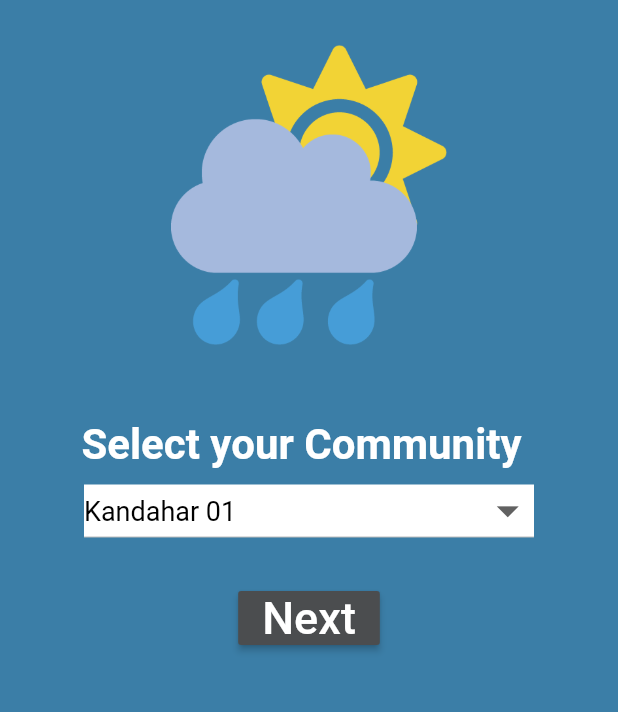
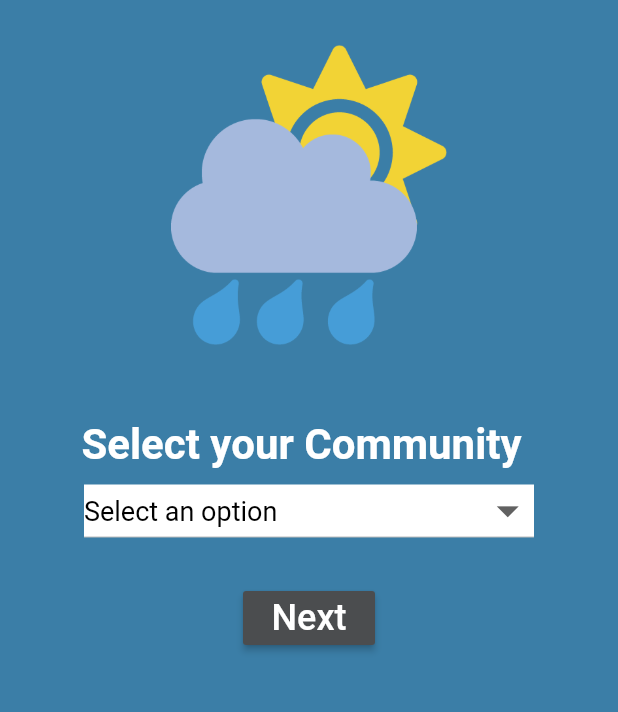
Before and after one commit to DiegoMG7/Weather-App, a Flutter app: the screen it shows after launch, after a tap on "Next", on a phone screen of 412 x 824 dp, the part 153-865 px from its top. Run offline on Flutter 3.47's test engine with Material 2 defaults, Android fonts, the phone set to English and light mode, and no system bars; our stand-ins replace flutter_svg, timezone, toast; Roboto replaces fonts that are missing (SourceSansPro-SemiBold).

Commit message:
Implemented new communities, fixed errors

```diff
--- a/lib/about.dart
+++ b/lib/about.dart
@@ -14,7 +14,7 @@ class _AboutState extends State<About> {
   void _launchURL() async {
     final Uri params = Uri(
       scheme: 'mailto',
-      path: 'glewis@developmentmonitors.com',
+      path: 'Support@developmentmonitors.com',
       query: 'subject=Community Weatherboard App Feedback&body= please write your feedback here',
     );
     var url = params.toString();
@@ -50,7 +50,7 @@ class _AboutState extends State<About> {
             Padding(
               padding: const EdgeInsets.fromLTRB(0.0,0.0,0.0,0.0),
               child: new InkWell(
-                child: new Text('glewis@developmentmonitors.com',style: TextStyle(color: Colors.blueAccent,fontSize: 18),),
+                child: new Text('Support@developmentmonitors.com',style: TextStyle(color: Colors.blueAccent,fontSize: 18),),
                   onTap: () => _launchURL(),
               )
             ),
--- a/lib/services/time.dart
+++ b/lib/services/time.dart
@@ -1,6 +1,5 @@
 import 'package:timezone/data/latest_all.dart' as tz;
 import 'package:timezone/timezone.dart' as tz;
-import 'package:intl/intl.dart';
 
 class TimeHelper{
 
@@ -12,10 +11,5 @@ class TimeHelper{
     tz.initializeTimeZones();
     var wsTime = new tz.TZDateTime.from(DateTime.now(), tz.getLocation(timeZone));
     return wsTime;
-    /*
-    var dateConverted = (DateFormat('EEEE d MMM, yyyy').format(wsTime));
-    print(dateConverted);
-    return dateConverted;
-     */
   }
 }
--- a/lib/start.dart
+++ b/lib/start.dart
@@ -18,7 +18,7 @@ class Start extends StatefulWidget {
 }
 
 class _StartState extends State<Start> {
-  String dropdownValue = 'Kandahar 01';
+  String dropdownValue = 'Select an option';
   String selectionValue;
 
   void getData(String valueWS) async {
@@ -27,13 +27,13 @@ class _StartState extends State<Start> {
     String lon;
     String timeZ;
 
-    if(valueWS == 'Kandahar 01'){
+    if(valueWS == 'Kandahar, Mohammad Akram'){
       macValue = '84:F3:EB:54:51:76';
       lat = '31.62887';
       lon = '65.73717';
       timeZ = 'Asia/Kabul';
     }
-    else if(valueWS == 'Panjshir 01'){
+    else if(valueWS == 'Panjshir, Big Mohammad Khil'){
       macValue = '84:F3:EB:54:50:54';
       lat = '35.50257';
       lon = '69.95503';
@@ -45,19 +45,33 @@ class _StartState extends State<Start> {
       lon = '69.11896';
       timeZ = 'Asia/Kabul';
     }
-    else if(valueWS == 'World Bank'){
+    else if(valueWS == 'Kabul, World Bank'){
       macValue = '3C:71:BF:3E:A6:17';
       lat = '34.55534';
       lon = '69.20748';
       timeZ = 'Asia/Kabul';
     }
-    else if(valueWS == 'Badakhshan 01'){
+    else if(valueWS == 'Badakhshan, Qaragh Awal'){
       macValue = 'A4:CF:12:A0:2D:77';
       lat = '36.73477';
       lon = '70.81199';
       timeZ = 'Asia/Kabul';
     }
-    else if(valueWS == 'Chapel Hill'){
+    else if(valueWS == 'Badakhshan, Sare Kotal'){
+      macValue = 'A4:CF:12:B4:ED:F1';
+      lat = '36.96944';
+      lon = '70.35111';
+      timeZ = 'Asia/Kabul';
+      //03
+    }
+    else if(valueWS == 'Badakhshan, Naw Abad Pingani'){
+      macValue = 'A4:CF:12:A0:2D:F3';
+      lat = '37.00099';
+      lon = '70.27300';
+      timeZ = 'Asia/Kabul';
+      //02
+    }
+    else if(valueWS == 'Chapel Hill, USA'){
       macValue = '3C:71:BF:3E:A2:C0';
       lat = '35.913199';
       lon = '-79.05584';
@@ -88,16 +102,6 @@ class _StartState extends State<Start> {
     } on Error catch (_){
       Toast.show("Weather Station not reporting", context, duration: Toast.LENGTH_LONG, gravity:  Toast.BOTTOM);
     }
-    /*
-    if(weatherData[0] == null)
-      Toast.show("Weather Station not reporting", context, duration: Toast.LENGTH_LONG, gravity:  Toast.BOTTOM);
-    else{
-      Navigator.push(context, MaterialPageRoute(builder: (context){
-        return Today(
-          weather: weatherData,
-        );
-      }));
-    }*/
   }
 
   @override
@@ -154,7 +158,7 @@ class _StartState extends State<Start> {
                             //print(selectionValue);
                           });
                         },
-                        items: <String>['Kandahar 01', 'Panjshir 01', 'MRRD', 'World Bank','Badakhshan 01','Chapel Hill']
+                        items: <String>['Select an option','Kandahar, Mohammad Akram', 'Panjshir, Big Mohammad Khil', 'Kabul, World Bank','Badakhshan, Qaragh Awal','Badakhshan, Sare Kotal','Badakhshan, Naw Abad Pingani','Chapel Hill, USA']
                             .map<DropdownMenuItem<String>>((String value) {
                           return DropdownMenuItem<String>(
                             value: value,
@@ -169,7 +173,7 @@ class _StartState extends State<Start> {
                     textColor: Colors.white,
                     child: const Text(
                       'Next',
-                      style: TextStyle(fontSize: 30), textAlign: TextAlign.center,
+                      style: TextStyle(fontSize: 24), textAlign: TextAlign.center,
                     ),
                     onPressed: () {
                       getData(selectionValue);
--- a/pubspec.yaml
+++ b/pubspec.yaml
@@ -15,9 +15,9 @@ dependencies:
   http: ^0.12.1
   intl: ^0.16.1
   toast: ^0.1.5
-  url_launcher: ^5.4.10
+  url_launcher: ^5.5.0
   timezone: ^0.5.7
-  flutter_svg: ^0.17.1
+  flutter_svg: ^0.19.0
 
 dev_dependencies:
   flutter_test:
```
Also changed, not shown: lib/forecast.dart (+2 -19 lines), lib/glossary.dart (+44 -34 lines), lib/today.dart (+0 -9 lines), assets/icons/avgTemp.png (deleted), assets/icons/calendarDay.png (deleted), assets/icons/compass.png (deleted), assets/icons/humidity.png (deleted), assets/icons/maxTemp.png (deleted), assets/icons/minTemp.png (deleted), assets/icons/rain.png (deleted), assets/icons/sunrise.png (deleted), assets/icons/sunrise.svg, assets/icons/sunset.png (deleted), assets/icons/wind.png (deleted), 2 more files, 22 other files.
